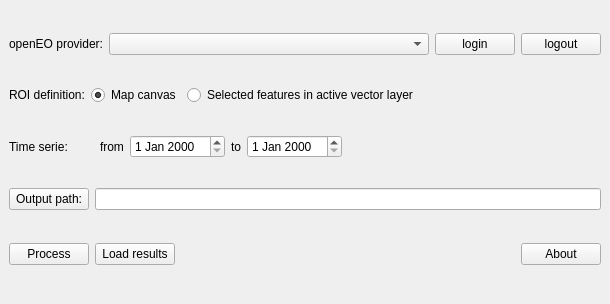
Before: the Qt Designer form rs_ard_time_series_downloader_dockwidget_base.ui in TIDOP-USAL/rs_ard_time_series_downloader, drawn with Qt 5.
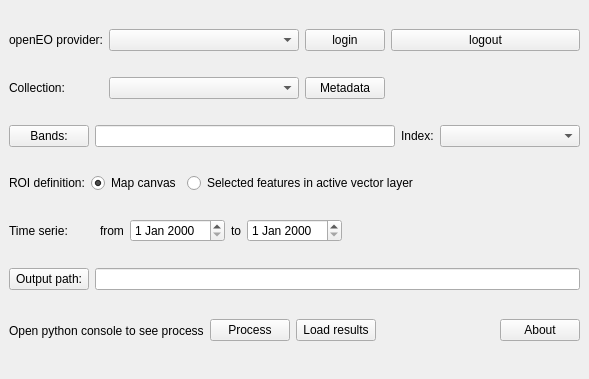
After: the same form once the commit is applied.

Diff of the .ui file:
```diff
--- a/rs_ard_time_series_downloader_dockwidget_base.ui
+++ b/rs_ard_time_series_downloader_dockwidget_base.ui
@@ -6,8 +6,8 @@
    <rect>
     <x>0</x>
     <y>0</y>
-    <width>610</width>
-    <height>304</height>
+    <width>589</width>
+    <height>379</height>
    </rect>
   </property>
   <property name="windowTitle">
@@ -16,9 +16,115 @@
   <widget class="QWidget" name="dockWidgetContents">
    <layout class="QGridLayout" name="gridLayout">
     <item row="0" column="0">
+     <widget class="QLabel" name="label">
+      <property name="sizePolicy">
+       <sizepolicy hsizetype="Minimum" vsizetype="Preferred">
+        <horstretch>0</horstretch>
+        <verstretch>0</verstretch>
+       </sizepolicy>
+      </property>
+      <property name="text">
+       <string>openEO provider:</string>
+      </property>
+     </widget>
+    </item>
+    <item row="0" column="1">
+     <widget class="QComboBox" name="openEOProviderComboBox">
+      <property name="sizePolicy">
+       <sizepolicy hsizetype="Expanding" vsizetype="Fixed">
+        <horstretch>0</horstretch>
+        <verstretch>0</verstretch>
+       </sizepolicy>
+      </property>
+     </widget>
+    </item>
+    <item row="0" column="2">
+     <widget class="QPushButton" name="loginPushButton">
+      <property name="text">
+       <string>login</string>
+      </property>
+     </widget>
+    </item>
+    <item row="0" column="3">
+     <widget class="QPushButton" name="logoutPushButton">
+      <property name="text">
+       <string>logout</string>
+      </property>
+     </widget>
+    </item>
+    <item row="1" column="0">
+     <widget class="QLabel" name="label_2">
+      <property name="sizePolicy">
+       <sizepolicy hsizetype="Minimum" vsizetype="Preferred">
+        <horstretch>0</horstretch>
+        <verstretch>0</verstretch>
+       </sizepolicy>
+      </property>
+      <property name="text">
+       <string>Collection:</string>
+      </property>
+     </widget>
+    </item>
+    <item row="1" column="1">
+     <widget class="QComboBox" name="collectionComboBox">
+      <property name="sizePolicy">
+       <sizepolicy hsizetype="Expanding" vsizetype="Fixed">
+        <horstretch>0</horstretch>
+        <verstretch>0</verstretch>
+       </sizepolicy>
+      </property>
+     </widget>
+    </item>
+    <item row="1" column="2">
+     <widget class="QPushButton" name="collectionMetadataPushButton">
+      <property name="text">
+       <string>Metadata</string>
+      </property>
+     </widget>
+    </item>
+    <item row="1" column="3">
+     <spacer name="horizontalSpacer_2">
+      <property name="orientation">
+       <enum>Qt::Horizontal</enum>
+      </property>
+      <property name="sizeHint" stdset="0">
+       <size>
+        <width>159</width>
+        <height>20</height>
+       </size>
+      </property>
+     </spacer>
+    </item>
+    <item row="2" column="0" colspan="4">
      <layout class="QHBoxLayout" name="horizontalLayout_5">
       <item>
-       <widget class="QLabel" name="label">
+       <widget class="QPushButton" name="bandsPushButton">
+        <property name="text">
+         <string>Bands:</string>
+        </property>
+       </widget>
+      </item>
+      <item>
+       <widget class="QLineEdit" name="bandsLineEdit">
+        <property name="minimumSize">
+         <size>
+          <width>300</width>
+          <height>0</height>
+         </size>
+        </property>
+        <property name="maximumSize">
+         <size>
+          <width>16777215</width>
+          <height>16777215</height>
+         </size>
+        </property>
+        <property name="readOnly">
+         <bool>true</bool>
+        </property>
+       </widget>
+      </item>
+      <item>
+       <widget class="QLabel" name="label_3">
         <property name="sizePolicy">
          <sizepolicy hsizetype="Minimum" vsizetype="Preferred">
           <horstretch>0</horstretch>
@@ -26,12 +132,12 @@
          </sizepolicy>
         </property>
         <property name="text">
-         <string>openEO provider:</string>
+         <string>Index:</string>
         </property>
        </widget>
       </item>
       <item>
-       <widget class="QComboBox" name="openEOProviderComboBox">
+       <widget class="QComboBox" name="indexComboBox">
         <property name="sizePolicy">
          <sizepolicy hsizetype="Expanding" vsizetype="Fixed">
           <horstretch>0</horstretch>
@@ -40,23 +146,9 @@
         </property>
        </widget>
       </item>
-      <item>
-       <widget class="QPushButton" name="loginPushButton">
-        <property name="text">
-         <string>login</string>
-        </property>
-       </widget>
-      </item>
-      <item>
-       <widget class="QPushButton" name="logoutPushButton">
-        <property name="text">
-         <string>logout</string>
-        </property>
-       </widget>
-      </item>
      </layout>
     </item>
-    <item row="1" column="0">
+    <item row="3" column="0" colspan="4">
      <layout class="QHBoxLayout" name="horizontalLayout">
       <item>
        <widget class="QLabel" name="roiLayerLabel">
@@ -103,7 +195,7 @@
       </item>
      </layout>
     </item>
-    <item row="2" column="0">
+    <item row="4" column="0" colspan="4">
      <layout class="QHBoxLayout" name="horizontalLayout_3">
       <item>
        <widget class="QLabel" name="preFireDatesLabel">
@@ -153,7 +245,7 @@
       </item>
      </layout>
     </item>
-    <item row="3" column="0">
+    <item row="5" column="0" colspan="4">
      <layout class="QHBoxLayout" name="horizontalLayout_4">
       <item>
        <widget class="QPushButton" name="outputPathPushButton">
@@ -195,8 +287,15 @@
       </item>
      </layout>
     </item>
-    <item row="4" column="0">
+    <item row="6" column="0" colspan="4">
      <layout class="QHBoxLayout" name="horizontalLayout_2">
+      <item>
+       <widget class="QLabel" name="label_4">
+        <property name="text">
+         <string>Open python console to see process</string>
+        </property>
+       </widget>
+      </item>
       <item>
        <widget class="QPushButton" name="processPushButton">
         <property name="minimumSize">
```
